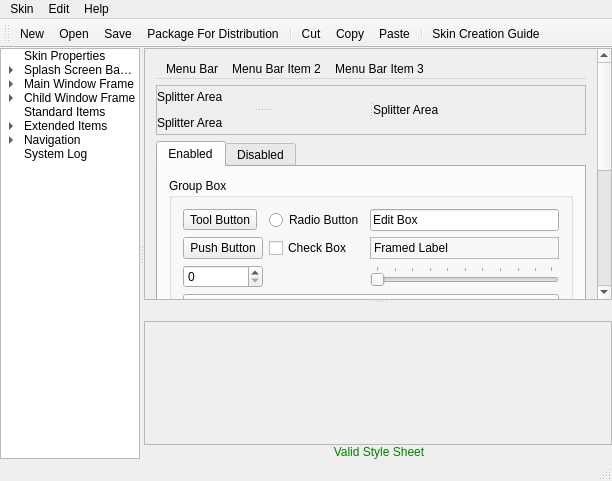
This is trunk/QuazaaSkinTool/mainwindow.ui in c3c/quazaa as Qt 5 draws it before an edit. The edited form follows.
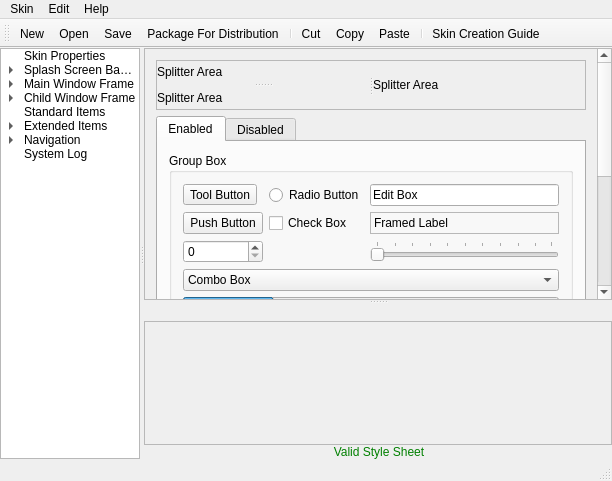
This is the edited form. The open tabs and pages were chosen to show the change. Icons and pictures are not drawn.

Commit message: Yay for the magical floatable toolbar menu.

```diff
--- a/trunk/QuazaaSkinTool/mainwindow.ui
+++ b/trunk/QuazaaSkinTool/mainwindow.ui
@@ -1557,43 +1557,12 @@
               <rect>
                <x>0</x>
                <y>0</y>
-               <width>360</width>
-               <height>494</height>
+               <width>393</width>
+               <height>468</height>
               </rect>
              </property>
              <layout class="QGridLayout" name="gridLayout_29">
-              <item row="0" column="0">
-               <widget class="QMenuBar" name="menuBarPreview">
-                <widget class="QMenu" name="menuMenu_Item">
-                 <property name="title">
-                  <string>Menu Bar</string>
-                 </property>
-                 <widget class="QMenu" name="menuMenu_Item_2">
-                  <property name="title">
-                   <string>Menu Item 2</string>
-                  </property>
-                  <addaction name="actionMenu_Side_Item"/>
-                 </widget>
-                 <addaction name="actionMenu_Item"/>
-                 <addaction name="separator"/>
-                 <addaction name="menuMenu_Item_2"/>
-                </widget>
-                <widget class="QMenu" name="menuMenu_Bar_Item_2">
-                 <property name="title">
-                  <string>Menu Bar Item 2</string>
-                 </property>
-                </widget>
-                <widget class="QMenu" name="menuMenu_Bar_Item_3">
-                 <property name="title">
-                  <string>Menu Bar Item 3</string>
-                 </property>
-                </widget>
-                <addaction name="menuMenu_Item"/>
-                <addaction name="menuMenu_Bar_Item_2"/>
-                <addaction name="menuMenu_Bar_Item_3"/>
-               </widget>
-              </item>
-              <item row="2" column="0">
+              <item row="1" column="0">
                <widget class="QTabWidget" name="tabWidget">
                 <property name="currentIndex">
                  <number>0</number>
@@ -2072,7 +2041,7 @@
               <item row="3" column="0">
                <widget class="QStatusBar" name="statusBarPreview"/>
               </item>
-              <item row="1" column="0">
+              <item row="0" column="0">
                <widget class="QFrame" name="frame">
                 <property name="sizePolicy">
                  <sizepolicy hsizetype="Expanding" vsizetype="Expanding">
```
Left out of the diff: 9 changed lines with no effect on the pictures. The commit also changes 9 other files.
